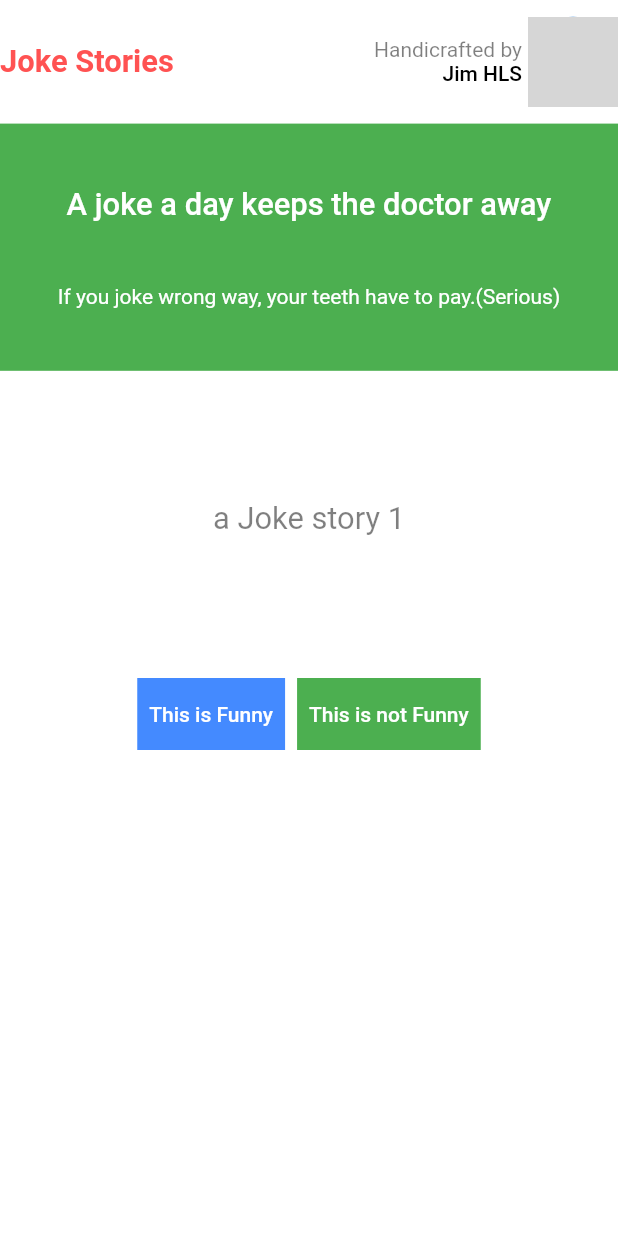
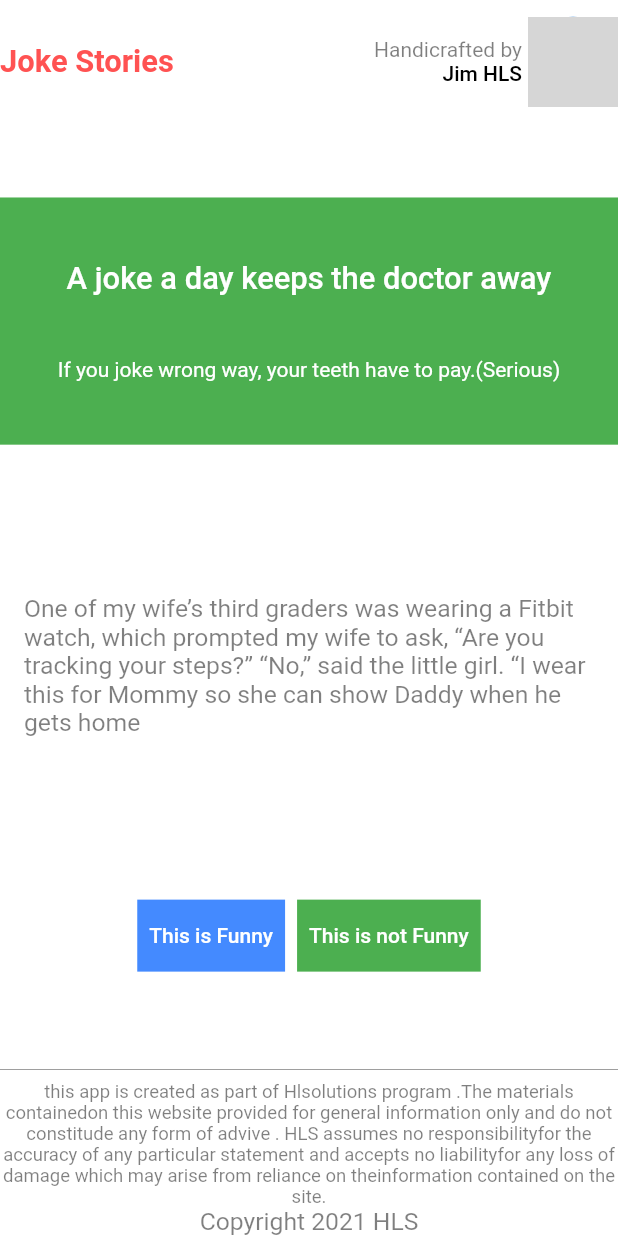
Before and after one commit to Jack2809/Joke_Stories, a Flutter app: the screen it shows after launch, on a phone screen of 412 x 824 dp. Run offline on Flutter 3.47's test engine with Material 2 defaults, Android fonts, the light colour scheme and no system bars; our stand-ins replace equatable, flutter_bloc, shared_preferences; network calls fail; grey boxes are pictures that could not be loaded.

Commit message:
update UI

```diff
--- a/lib/Service/joke_service.dart
+++ b/lib/Service/joke_service.dart
@@ -2,12 +2,12 @@ import '../Model/joke.dart';
 
 Future<dynamic> getJoke(int jokeIndex) {
   List<Joke> jokeList = [
-    Joke(id: 1, jokeContent: 'a Joke story 1', isFunny: false),
-    Joke(id: 2, jokeContent: 'a Joke story 2', isFunny: false),
-    Joke(id: 3, jokeContent: 'a Joke story 3', isFunny: false),
-    Joke(id: 4, jokeContent: 'a Joke story 4', isFunny: false),
-    Joke(id: 5, jokeContent: 'a Joke story 5', isFunny: false),
-    Joke(id: 6, jokeContent: 'a Joke story 6', isFunny: false),
+    Joke(id: 1, jokeContent: 'One of my wife’s third graders was wearing a Fitbit watch, which prompted my wife to ask, “Are you tracking your steps?” “No,” said the little girl. “I wear this for Mommy so she can show Daddy when he gets home', isFunny: false),
+    Joke(id: 2, jokeContent: 'Two of my wife’s third graders was wearing a Fitbit watch, which prompted my wife to ask, “Are you tracking your steps?” “No,” said the little girl. “I wear this for Mommy so she can show Daddy when he gets home', isFunny: false),
+    Joke(id: 3, jokeContent: 'Three of my wife’s third graders was wearing a Fitbit watch, which prompted my wife to ask, “Are you tracking your steps?” “No,” said the little girl. “I wear this for Mommy so she can show Daddy when he gets home', isFunny: false),
+    Joke(id: 4, jokeContent: 'Four of my wife’s third graders was wearing a Fitbit watch, which prompted my wife to ask, “Are you tracking your steps?” “No,” said the little girl. “I wear this for Mommy so she can show Daddy when he gets home', isFunny: false),
+    Joke(id: 5, jokeContent: 'Five of my wife’s third graders was wearing a Fitbit watch, which prompted my wife to ask, “Are you tracking your steps?” “No,” said the little girl. “I wear this for Mommy so she can show Daddy when he gets home', isFunny: false),
+    Joke(id: 6, jokeContent: 'Six of my wife’s third graders was wearing a Fitbit watch, which prompted my wife to ask, “Are you tracking your steps?” “No,” said the little girl. “I wear this for Mommy so she can show Daddy when he gets home', isFunny: false),
   ];
   var response = Future.delayed(
     const Duration(seconds: 2),
--- a/lib/UI/joke_page.dart
+++ b/lib/UI/joke_page.dart
@@ -5,6 +5,7 @@ import 'package:flutter_bloc/flutter_bloc.dart';
 import 'package:joke_story/Bloc/joke_bloc/joke_event.dart';
 import 'package:joke_story/Bloc/joke_bloc/joke_state.dart';
 import 'package:joke_story/Shared_reference/storage.dart';
+import 'package:joke_story/UI/joke_page_component/copy_right.dart';
 import 'package:joke_story/UI/joke_page_component/navbar.dart';
 import 'package:joke_story/UI/joke_page_component/slogan.dart';
 import '../Bloc/joke_bloc/joke_bloc.dart';
@@ -51,6 +52,7 @@ class _JokePageState extends State<JokePage> {
       child: Scaffold(
         backgroundColor: Colors.white,
         body: Column(
+          mainAxisAlignment: MainAxisAlignment.spaceBetween,
           children: <Widget>[
             MyNavigationBar(),
             MySlogan(),
@@ -75,7 +77,7 @@ class _JokePageState extends State<JokePage> {
                           state.joke.jokeContent,
                           style: TextStyle(
                               color: Colors.black.withOpacity(0.5),
-                              fontSize: size.width * 0.05),
+                              fontSize: size.width * 0.04),
                         ),
                       ),
                     );
@@ -90,8 +92,8 @@ class _JokePageState extends State<JokePage> {
                           'That\'s all the jokes for today! Come back another day!',
                           style: TextStyle(
                               color: Colors.black.withOpacity(0.5),
-                              fontSize: size.width * 0.05),
-                        ),
+                              fontSize: size.width * 0.04),
+                        )
                       ),
                     );
                   } else {
@@ -101,6 +103,8 @@ class _JokePageState extends State<JokePage> {
               ),
             ),
             MyButtonBar(likeJoke: likeJoke, dislikeJoke: dislikeJoke),
+            CopyRight(),
+
           ],
         ),
       ),
--- /dev/null
+++ b/lib/UI/joke_page_component/copy_right.dart
@@ -0,0 +1,45 @@
+import 'package:flutter/material.dart';
+import 'package:joke_story/Service/joke_service.dart';
+
+class CopyRight extends StatelessWidget {
+
+  @override
+  Widget build(BuildContext context) {
+    Size size = MediaQuery.of(context).size;
+    return Column(
+      mainAxisAlignment: MainAxisAlignment.end,
+      children: [
+        Divider(
+          color: Colors.grey,
+        ),
+        Container(
+          constraints: BoxConstraints(
+          ),
+          width: size.width,
+          child: Center(
+            child: Text(
+              'this app is created as part of Hlsolutions program .The materials contained'
+                  'on this website provided for general information only and '
+                  'do not constitude any form of advive . HLS assumes no responsibility'
+                  'for the accuracy of any particular statement and accepts no liability'
+                  'for any loss of damage which may arise from reliance on the'
+                  'information contained on the site.',
+              style: TextStyle(
+                  color: Colors.black.withOpacity(0.5),
+                  fontSize: size.width * 0.03),
+              textAlign: TextAlign.center,
+            ),
+          ),
+        ),
+
+        Center(
+          child: Text('Copyright 2021 HLS',
+            style: TextStyle(
+                color: Colors.black.withOpacity(0.5),
+                fontSize: size.width * 0.04),
+          ),
+        )
+      ],
+    );
+  }
+}
--- a/lib/main.dart
+++ b/lib/main.dart
@@ -23,6 +23,7 @@ class MyApp extends StatelessWidget {
         )
       ],
       child: MaterialApp(
+        debugShowCheckedModeBanner: false,
         title: 'Joke Stories',
         home: JokePage(),
       ),
```
Also changed, not shown: lib/UI/joke_page_component/joke_story.dart (deleted, +0 -48 lines).
